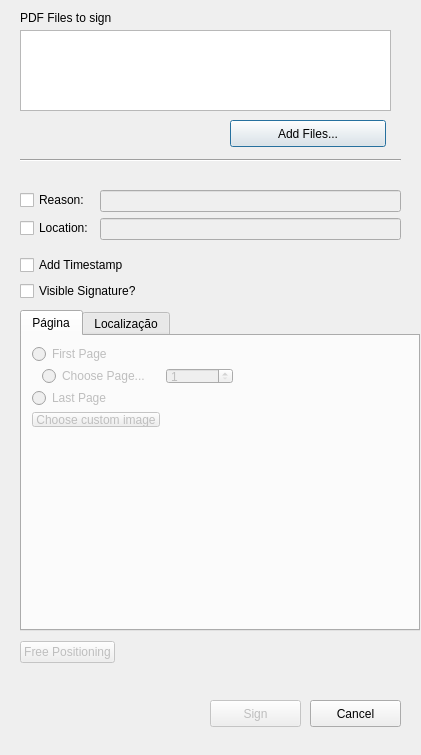
First picture: the form in pteid-mw-pt/_src/eidmw/eidgui/PDFSignWindow.ui, repository amagovpt/autenticacao.gov, before the edit.
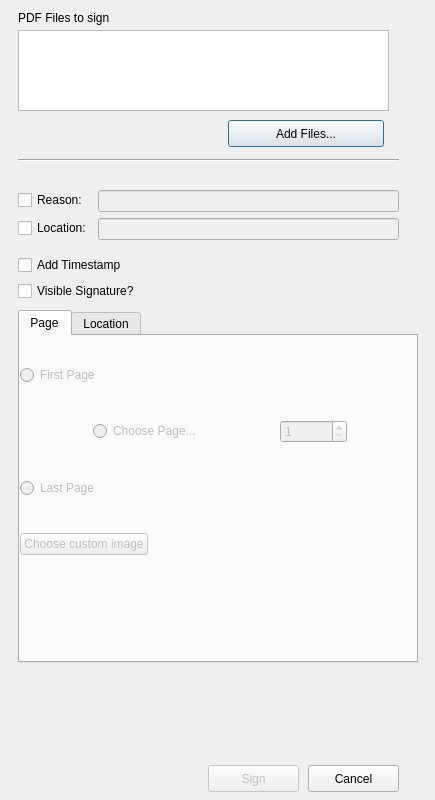
Second picture: the form after the edit. Custom widgets are drawn as their Qt base class.

Commit message: Improvements on the new layout for PDFSignWindow. Landscape signature using sectors is correct now and detecting the actual document page layout.

```diff
--- a/pteid-mw-pt/_src/eidmw/eidgui/PDFSignWindow.ui
+++ b/pteid-mw-pt/_src/eidmw/eidgui/PDFSignWindow.ui
@@ -6,8 +6,8 @@
       <rect>
         <x>0</x>
         <y>0</y>
-        <width>421</width>
-        <height>755</height>
+    <width>435</width>
+    <height>800</height>
       </rect>
     </property>
     <property name="sizePolicy">
@@ -22,10 +22,10 @@
     <widget class="QWidget" name="centralwidget" native="true">
       <property name="geometry">
         <rect>
-          <x>10</x>
+     <x>8</x>
           <y>0</y>
           <width>420</width>
-          <height>750</height>
+     <height>795</height>
         </rect>
       </property>
       <property name="sizePolicy">
@@ -85,10 +85,7 @@
             <height>353</height>
           </rect>
         </property>
-        <layout class="QVBoxLayout" name="vertical_layout1">
-          <property name="spacing">
-            <number>0</number>
-          </property>
+    <layout class="QVBoxLayout" name="vertical_layout_tab1">
           <property name="sizeConstraint">
             <enum>QLayout::SetMinimumSize</enum>
           </property>
@@ -99,15 +96,15 @@
               </property>
               <widget class="QWidget" name="tab1">
                 <attribute name="title">
-                  <string>Página</string>
+         <string>Page</string>
                 </attribute>
                 <widget class="QWidget" name="verticalLayoutWidget_2">
                   <property name="geometry">
                     <rect>
-                      <x>10</x>
-                      <y>10</y>
-                      <width>211</width>
-                      <height>101</height>
+           <x>0</x>
+           <y>0</y>
+           <width>400</width>
+           <height>300</height>
                     </rect>
                   </property>
                   <layout class="QVBoxLayout" name="verticalLayout">
@@ -123,6 +120,9 @@
                     </item>
                     <item>
                       <layout class="QHBoxLayout" name="horizontalLayout_3">
+            <property name="sizeConstraint">
+             <enum>QLayout::SetMinimumSize</enum>
+            </property>
                         <item>
                           <widget class="QRadioButton" name="radioButton_choosepage">
                             <property name="enabled">
@@ -175,14 +175,6 @@
                         <property name="enabled">
                           <bool>false</bool>
                         </property>
-                        <property name="geometry">
-                          <rect>
-                            <x>10</x>
-                            <y>630</y>
-                            <width>150</width>
-                            <height>27</height>
-                          </rect>
-                        </property>
                         <property name="sizePolicy">
                           <sizepolicy hsizetype="Fixed" vsizetype="Fixed">
                             <horstretch>0</horstretch>
@@ -196,13 +188,11 @@
                     </item>
                     <item>
                       <widget class="QLabel" name="label_selectedimg">
-                        <property name="geometry">
-                          <rect>
-                            <x>200</x>
-                            <y>580</y>
-                            <width>185</width>
-                            <height>93</height>
-                          </rect>
+            <property name="sizePolicy">
+             <sizepolicy hsizetype="Maximum" vsizetype="Maximum">
+              <horstretch>0</horstretch>
+              <verstretch>0</verstretch>
+             </sizepolicy>
                         </property>
                         <property name="text">
                           <string/>
@@ -214,9 +204,9 @@
               </widget>
               <widget class="QWidget" name="tab_2">
                 <attribute name="title">
-                  <string>Localização</string>
-                </attribute>
-                <layout class="QVBoxLayout" name="verticalLayout">
+         <string>Location</string>
+        </attribute>
+        <layout class="QVBoxLayout" name="verticalLayout1">
                   <item>
                     <widget class="QGraphicsView" name="scene_view">
                       <property name="sizePolicy">
@@ -286,51 +276,6 @@
               </property>
             </layout>
           </item>
-          <item>
-            <spacer name="vSpacer1">
-              <property name="orientation">
-                <enum>Qt::Vertical</enum>
-              </property>
-              <property name="sizeType">
-                <enum>QSizePolicy::Fixed</enum>
-              </property>
-              <property name="sizeHint" stdset="0">
-                <size>
-                  <width>100</width>
-                  <height>10</height>
-                </size>
-              </property>
-            </spacer>
-          </item>
-          <item>
-            <layout class="QHBoxLayout" name="horizontalLayout_2" stretch="0">
-              <property name="spacing">
-                <number>0</number>
-              </property>
-              <property name="sizeConstraint">
-                <enum>QLayout::SetMinimumSize</enum>
-              </property>
-              <property name="topMargin">
-                <number>0</number>
-              </property>
-            </layout>
-          </item>
-          <item>
-            <widget class="QPushButton" name="pushButton_freeselection">
-              <property name="enabled">
-                <bool>false</bool>
-              </property>
-              <property name="sizePolicy">
-                <sizepolicy hsizetype="Fixed" vsizetype="Fixed">
-                  <horstretch>0</horstretch>
-                  <verstretch>0</verstretch>
-                </sizepolicy>
-              </property>
-              <property name="text">
-                <string>Free Positioning</string>
-              </property>
-            </widget>
-          </item>
         </layout>
       </widget>
       <widget class="QPushButton" name="button_cancel">
@@ -340,7 +285,7 @@
         <property name="geometry">
           <rect>
             <x>300</x>
-            <y>700</y>
+      <y>765</y>
             <width>91</width>
             <height>27</height>
           </rect>
@@ -369,7 +314,7 @@
         <property name="geometry">
           <rect>
             <x>200</x>
-            <y>700</y>
+      <y>765</y>
             <width>91</width>
             <height>27</height>
           </rect>
```
Left out of the diff: 14 changed lines with no effect on the pictures. Lines whose indentation alone changed are shown as unchanged. The commit also changes 5 other files.
